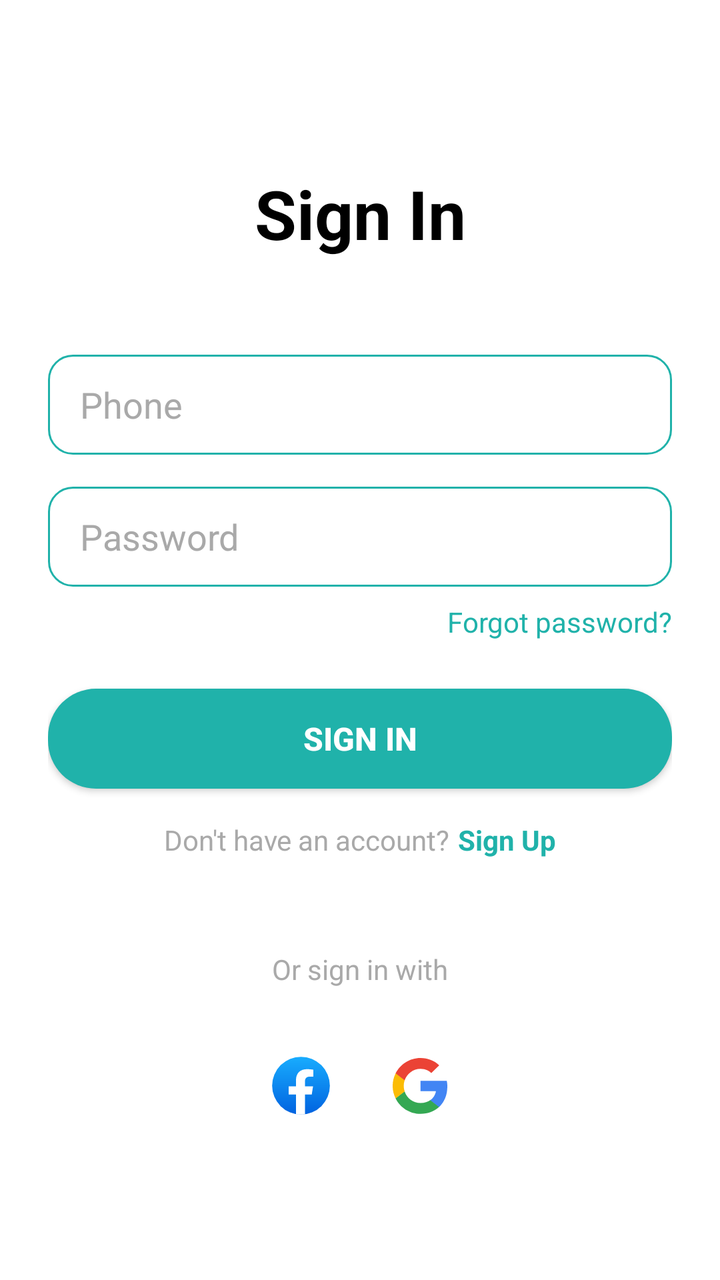
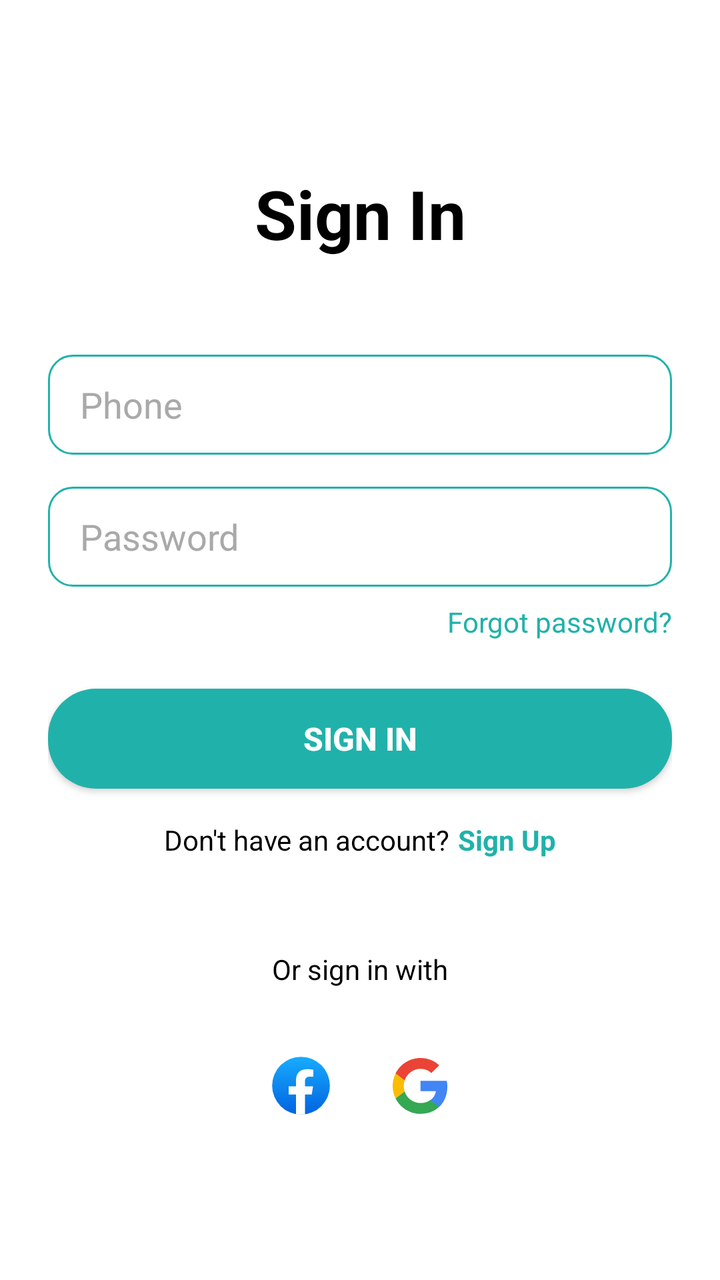

Two renders of the same Android screen: before a commit and after it. Below are the layout's source before the change and the commit's diff.
<!-- AndroidManifest.xml: application theme Theme.MyProjectJavaApp -->
<!-- res/layout/activity_main.xml -->
<?xml version="1.0" encoding="utf-8"?>
<androidx.constraintlayout.widget.ConstraintLayout xmlns:android="http://schemas.android.com/apk/res/android"
    xmlns:app="http://schemas.android.com/apk/res-auto"
    xmlns:tools="http://schemas.android.com/tools"
    android:layout_width="match_parent"
    android:layout_height="match_parent"
    android:background="@color/white_background"
    android:padding="24dp"
    tools:context=".MainActivity">

    <TextView
        android:id="@+id/titleTextView_121"
        android:layout_width="wrap_content"
        android:layout_height="wrap_content"
        android:layout_marginTop="60dp"
        android:text="@string/sign_in"
        android:textColor="@color/black"
        android:textSize="34sp"
        android:textStyle="bold"
        app:layout_constraintEnd_toEndOf="parent"
        app:layout_constraintStart_toStartOf="parent"
        app:layout_constraintTop_toTopOf="parent" />

    <EditText
        android:id="@+id/phoneEditText_121"
        android:layout_width="0dp"
        android:layout_height="50dp"
        android:layout_marginTop="48dp"
        android:background="@drawable/edit_text_background_121"
        android:hint="@string/phone_number"
        android:inputType="phone"
        android:paddingStart="16dp"
        android:paddingEnd="16dp"
        android:textColor="@color/white"
        android:textColorHint="@color/hint_text_color"
        app:layout_constraintEnd_toEndOf="parent"
        app:layout_constraintStart_toStartOf="parent"
        app:layout_constraintTop_toBottomOf="@id/titleTextView_121" />

    <EditText
        android:id="@+id/passwordEditText_121"
        android:layout_width="0dp"
        android:layout_height="50dp"
        android:layout_marginTop="16dp"
        android:background="@drawable/edit_text_background_121"
        android:hint="@string/password"
        android:inputType="textPassword"
        android:paddingStart="16dp"
        android:paddingEnd="16dp"
        android:textColor="@color/white"
        android:textColorHint="@color/hint_text_color"
        app:layout_constraintEnd_toEndOf="parent"
        app:layout_constraintStart_toStartOf="parent"
        app:layout_constraintTop_toBottomOf="@id/phoneEditText_121" />

    <TextView
        android:id="@+id/forgotPasswordTextView_121"
        android:layout_width="wrap_content"
        android:layout_height="wrap_content"
        android:layout_marginTop="8dp"
        android:text="@string/forgot_password"
        android:textColor="@color/light_sea_blue"
        android:textSize="14sp"
        app:layout_constraintEnd_toEndOf="@id/passwordEditText_121"
        app:layout_constraintTop_toBottomOf="@id/passwordEditText_121" />

    <androidx.appcompat.widget.AppCompatButton
        android:id="@+id/signInButton_121"
        android:layout_width="0dp"
        android:layout_height="50dp"
        android:layout_marginTop="24dp"
        android:background="@drawable/button_background_121"
        android:text="@string/sign_in_button"
        android:textColor="@color/white"
        android:textSize="16sp"
        android:textStyle="bold"
        app:layout_constraintEnd_toEndOf="parent"
        app:layout_constraintStart_toStartOf="parent"
        app:layout_constraintTop_toBottomOf="@id/forgotPasswordTextView_121" />

    <LinearLayout
        android:id="@+id/signUpLayout_121"
        android:layout_width="wrap_content"
        android:layout_height="wrap_content"
        android:layout_marginTop="16dp"
        android:orientation="horizontal"
        app:layout_constraintEnd_toEndOf="parent"
        app:layout_constraintStart_toStartOf="parent"
        app:layout_constraintTop_toBottomOf="@id/signInButton_121">

        <TextView
            android:layout_width="wrap_content"
            android:layout_height="wrap_content"
            android:text="@string/no_account"
            android:textColor="@color/hint_text_color"
            android:textSize="14sp" />

        <TextView
            android:id="@+id/signUpTextView_121"
            android:layout_width="wrap_content"
            android:layout_height="wrap_content"
            android:layout_marginStart="4dp"
            android:text="@string/sign_up"
            android:textColor="@color/light_sea_blue"
            android:textSize="14sp"
            android:textStyle="bold" />
    </LinearLayout>

    <TextView
        android:id="@+id/orSignInWithTextView_121"
        android:layout_width="wrap_content"
        android:layout_height="wrap_content"
        android:text="@string/or_sign_in_with"
        android:textColor="@color/hint_text_color"
        app:layout_constraintBottom_toTopOf="@id/socialButtonsLayout_121"
        app:layout_constraintEnd_toEndOf="parent"
        app:layout_constraintStart_toStartOf="parent"
        android:layout_marginBottom="24dp"/>

    <LinearLayout
        android:id="@+id/socialButtonsLayout_121"
        android:layout_width="wrap_content"
        android:layout_height="wrap_content"
        android:orientation="horizontal"
        android:layout_marginBottom="48dp"
        app:layout_constraintBottom_toBottomOf="parent"
        app:layout_constraintEnd_toEndOf="parent"
        app:layout_constraintStart_toStartOf="parent">

        <androidx.appcompat.widget.AppCompatButton
            android:id="@+id/facebookButton_121"
            android:layout_width="50dp"
            android:layout_height="50dp"
            android:layout_weight="0"
            android:layout_marginEnd="16dp"
            android:background="@drawable/social_button_background_121"
            android:drawableStart="@drawable/ic_facebook"
            android:paddingStart="12dp"
            android:paddingEnd="0dp"
            android:text="Facebook"
            android:textAllCaps="false"
            android:textColor="@color/white" />

        <androidx.appcompat.widget.AppCompatButton
            android:id="@+id/googleButton_121"
            android:layout_width="50dp"
            android:layout_height="50dp"
            android:layout_marginStart="0dp"
            android:layout_weight="0"
            android:background="@drawable/social_button_background_121"
            android:drawableStart="@drawable/ic_google"
            android:paddingStart="8dp"
            android:paddingEnd="0dp"
            android:text="Google"
            android:textAllCaps="false"
            android:textColor="@color/white" />

    </LinearLayout>

</androidx.constraintlayout.widget.ConstraintLayout>
<!-- resources referenced by this layout -->
<resources>
  <color name="black">#FF000000</color>
  <color name="hint_text_color">#A9A9A9</color>
  <color name="light_sea_blue">#20B2AA</color>
  <color name="white">#FFFFFFFF</color>
  <color name="white_background">#FFFFFFFF</color>
  <!-- drawable button_background_121 (drawable) -->
  <?xml version="1.0" encoding="utf-8"?>
  <shape xmlns:android="http://schemas.android.com/apk/res/android"
      android:shape="rectangle">
  
      <solid android:color="@color/light_sea_blue" />
  
      <corners android:radius="24dp" />
  </shape>
  <!-- drawable edit_text_background_121 (drawable) -->
  <?xml version="1.0" encoding="utf-8"?>
  <shape xmlns:android="http://schemas.android.com/apk/res/android"
      android:shape="rectangle">
  
      <solid android:color="@android:color/transparent" />
  
      <corners android:radius="12dp" />
  
      <stroke
          android:width="1dp"
          android:color="@color/light_sea_blue" />
  </shape>
  <!-- drawable ic_facebook (drawable) -->
  <vector xmlns:aapt="http://schemas.android.com/aapt" xmlns:android="http://schemas.android.com/apk/res/android" android:height="33dp" android:viewportHeight="32" android:viewportWidth="32" android:width="33dp">
        
      <path android:pathData="M16,16m-14,0a14,14 0,1 1,28 0a14,14 0,1 1,-28 0">
              
          <aapt:attr name="android:fillColor">
                    
              <gradient android:endX="16" android:endY="29.917" android:startX="16" android:startY="2" android:type="linear">
                          
                  <item android:color="#FF18ACFE" android:offset="0"/>
                          
                  <item android:color="#FF0163E0" android:offset="1"/>
                        
              </gradient>
                  
          </aapt:attr>
            
      </path>
        
      <path android:fillColor="#ffffff" android:pathData="M21.214,20.282L21.836,16.33H17.945V13.767C17.945,12.686 18.488,11.631 20.23,11.631H22V8.267C22,8.267 20.395,8 18.86,8C15.655,8 13.562,9.893 13.562,13.318V16.33H10V20.282H13.562V29.834C14.277,29.944 15.008,30 15.753,30C16.499,30 17.23,29.944 17.945,29.834V20.282H21.214Z"/>
      
  </vector>
  <!-- drawable social_button_background_121 (drawable) -->
  <?xml version="1.0" encoding="utf-8"?>
  <shape xmlns:android="http://schemas.android.com/apk/res/android"
      android:shape="rectangle">
  
      <solid android:color="@android:color/transparent" />
  
      <corners android:radius="24dp" />
  
      <stroke
          android:width="1dp"
          android:color="@color/white" />
  </shape>
  <string name="forgot_password">Forgot password?</string>
  <string name="no_account">Don\'t have an account?</string>
  <string name="or_sign_in_with">Or sign in with</string>
  <string name="password">Password</string>
  <string name="phone_number">Phone</string>
  <string name="sign_in">Sign In</string>
  <string name="sign_in_button">SIGN IN</string>
  <string name="sign_up">Sign Up</string>
  <style name="Theme.MyProjectJavaApp" parent="Base.Theme.MyProjectJavaApp" />
  <style name="Base.Theme.MyProjectJavaApp" parent="Theme.Material3.DayNight.NoActionBar">
          
          
      </style>
  <!-- unchanged entries left out for length: 1 -->
</resources>

<!-- the commit's change to res/layout/activity_main.xml (unified diff, before → after) -->
@@ -92,7 +92,7 @@
             android:layout_width="wrap_content"
             android:layout_height="wrap_content"
             android:text="@string/no_account"
-            android:textColor="@color/hint_text_color"
+            android:textColor="@color/black"
             android:textSize="14sp" />
 
         <TextView
@@ -111,7 +111,7 @@
         android:layout_width="wrap_content"
         android:layout_height="wrap_content"
         android:text="@string/or_sign_in_with"
-        android:textColor="@color/hint_text_color"
+        android:textColor="@color/black"
         app:layout_constraintBottom_toTopOf="@id/socialButtonsLayout_121"
         app:layout_constraintEnd_toEndOf="parent"
         app:layout_constraintStart_toStartOf="parent"
